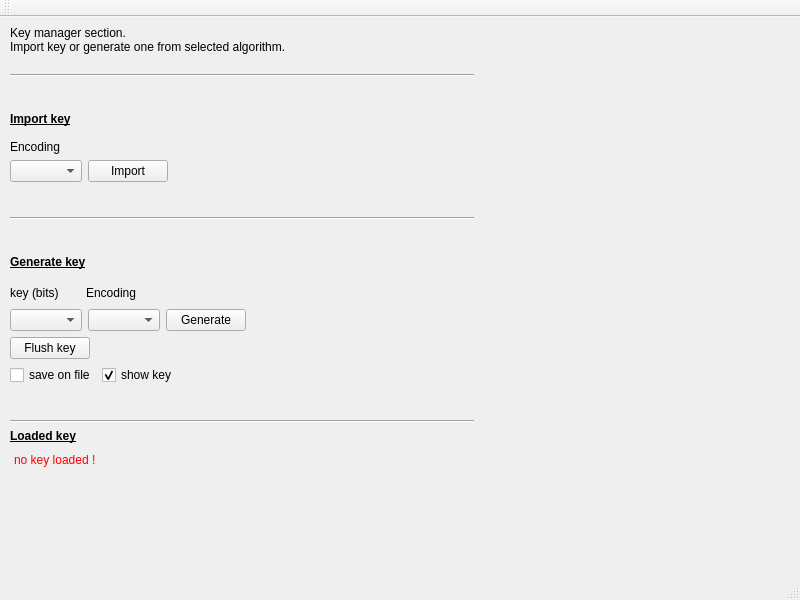
Old version of the form mainwindow.ui in the repository redazzalpha/xkrypt.
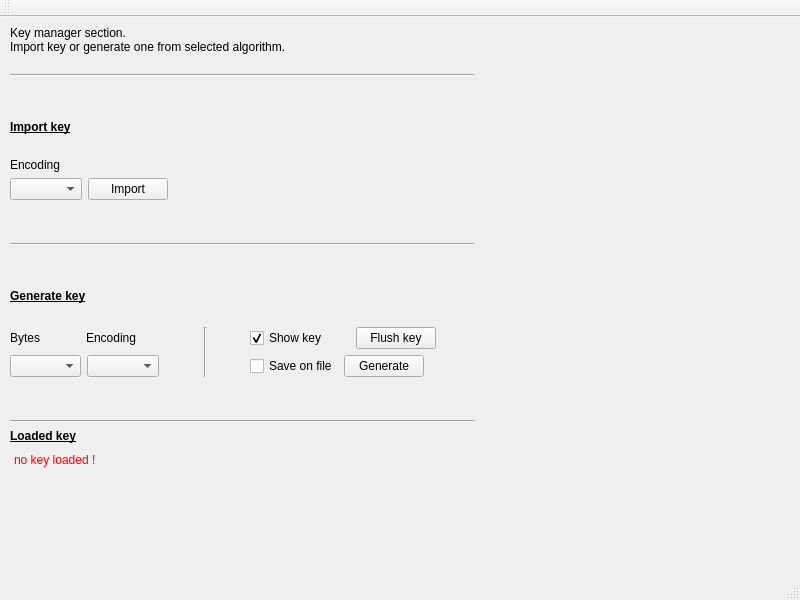
New version of the form.

Patch:
```diff
--- a/mainwindow.ui
+++ b/mainwindow.ui
@@ -213,6 +213,8 @@
         </spacer>
        </item>
        <item>
+        <layout class="QHBoxLayout" name="hlayout">
+         <item>
         <layout class="QVBoxLayout" name="vlayout_5">
          <item>
           <layout class="QHBoxLayout" name="hlayout_5">
@@ -225,7 +227,7 @@
               </size>
              </property>
              <property name="text">
-              <string>key (bits)</string>
+                <string>Bytes</string>
              </property>
             </widget>
            </item>
@@ -273,19 +275,6 @@
              </property>
             </widget>
            </item>
-           <item>
-            <widget class="QPushButton" name="m_keyMGenerate">
-             <property name="maximumSize">
-              <size>
-               <width>120</width>
-               <height>16777215</height>
-              </size>
-             </property>
-             <property name="text">
-              <string>Generate</string>
-             </property>
-            </widget>
-           </item>
            <item>
             <spacer name="spacer_5">
              <property name="orientation">
@@ -301,57 +290,42 @@
            </item>
           </layout>
          </item>
+          </layout>
+         </item>
+         <item>
+          <widget class="Line" name="line_4">
+           <property name="orientation">
+            <enum>Qt::Vertical</enum>
+           </property>
+          </widget>
+         </item>
+         <item>
+          <spacer name="horizontalSpacer">
+           <property name="orientation">
+            <enum>Qt::Horizontal</enum>
+           </property>
+           <property name="sizeHint" stdset="0">
+            <size>
+             <width>40</width>
+             <height>20</height>
+            </size>
+           </property>
+          </spacer>
+         </item>
+         <item>
+          <layout class="QVBoxLayout" name="vlayout_6">
          <item>
           <layout class="QHBoxLayout" name="hlayout_7">
            <item>
-            <widget class="QPushButton" name="m_keyMFlush">
-             <property name="maximumSize">
-              <size>
-               <width>120</width>
-               <height>16777215</height>
-              </size>
-             </property>
-             <property name="text">
-              <string>Flush key</string>
-             </property>
-            </widget>
-           </item>
-           <item>
-            <spacer name="spacer_6">
-             <property name="orientation">
-              <enum>Qt::Horizontal</enum>
-             </property>
-             <property name="sizeHint" stdset="0">
-              <size>
-               <width>40</width>
-               <height>20</height>
-              </size>
-             </property>
-            </spacer>
-           </item>
-          </layout>
-         </item>
-        </layout>
-       </item>
-       <item>
-        <layout class="QHBoxLayout" name="hlayout">
-         <item>
-          <widget class="QCheckBox" name="m_keyMSaveOnF">
-           <property name="maximumSize">
-            <size>
-             <width>100</width>
-             <height>16777215</height>
-            </size>
-           </property>
-           <property name="text">
-            <string>save on file</string>
-           </property>
-          </widget>
-         </item>
-         <item>
           <widget class="QCheckBox" name="m_keyMshowKey">
+               <property name="minimumSize">
+                <size>
+                 <width>100</width>
+                 <height>0</height>
+                </size>
+               </property>
            <property name="text">
-            <string>show key</string>
+                <string>Show key</string>
            </property>
            <property name="checked">
             <bool>true</bool>
@@ -362,7 +336,20 @@
           </widget>
          </item>
          <item>
-          <spacer name="spacer_13">
+              <widget class="QPushButton" name="m_keyMFlush">
+               <property name="maximumSize">
+                <size>
+                 <width>120</width>
+                 <height>16777215</height>
+                </size>
+               </property>
+               <property name="text">
+                <string>Flush key</string>
+               </property>
+              </widget>
+             </item>
+             <item>
+              <spacer name="spacer_6">
            <property name="orientation">
             <enum>Qt::Horizontal</enum>
            </property>
@@ -373,6 +360,53 @@
             </size>
            </property>
           </spacer>
+             </item>
+            </layout>
+           </item>
+           <item>
+            <layout class="QHBoxLayout" name="hlayout_9">
+             <item>
+              <widget class="QCheckBox" name="m_keyMSaveOnF">
+               <property name="maximumSize">
+                <size>
+                 <width>100</width>
+                 <height>16777215</height>
+                </size>
+               </property>
+               <property name="text">
+                <string>Save on file</string>
+               </property>
+              </widget>
+             </item>
+             <item>
+              <widget class="QPushButton" name="m_keyMGenerate">
+               <property name="maximumSize">
+                <size>
+                 <width>120</width>
+                 <height>16777215</height>
+                </size>
+               </property>
+               <property name="text">
+                <string>Generate</string>
+               </property>
+              </widget>
+             </item>
+             <item>
+              <spacer name="spacer_8">
+               <property name="orientation">
+                <enum>Qt::Horizontal</enum>
+               </property>
+               <property name="sizeHint" stdset="0">
+                <size>
+                 <width>40</width>
+                 <height>20</height>
+                </size>
+               </property>
+              </spacer>
+             </item>
+            </layout>
+           </item>
+          </layout>
          </item>
         </layout>
        </item>
```
Lines whose indentation alone changed are shown as unchanged.
